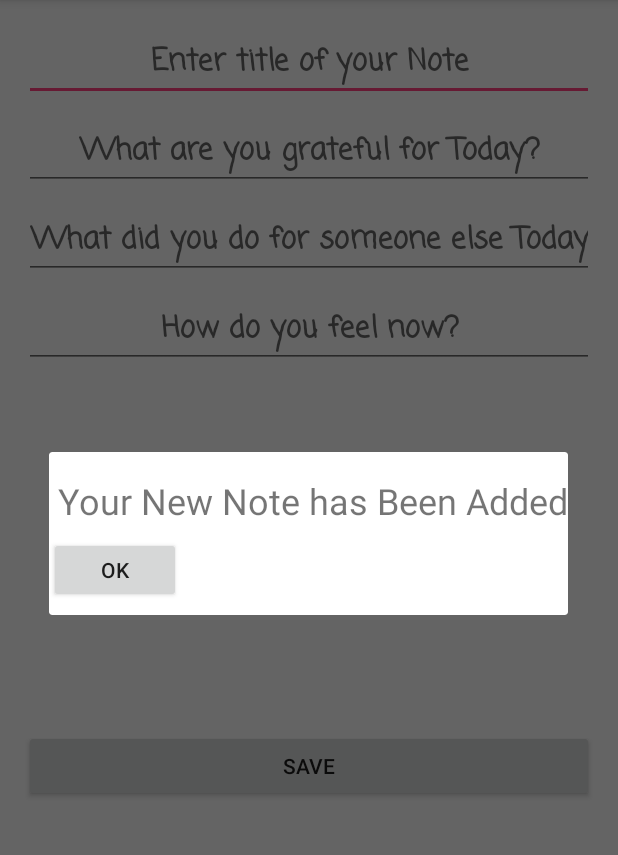
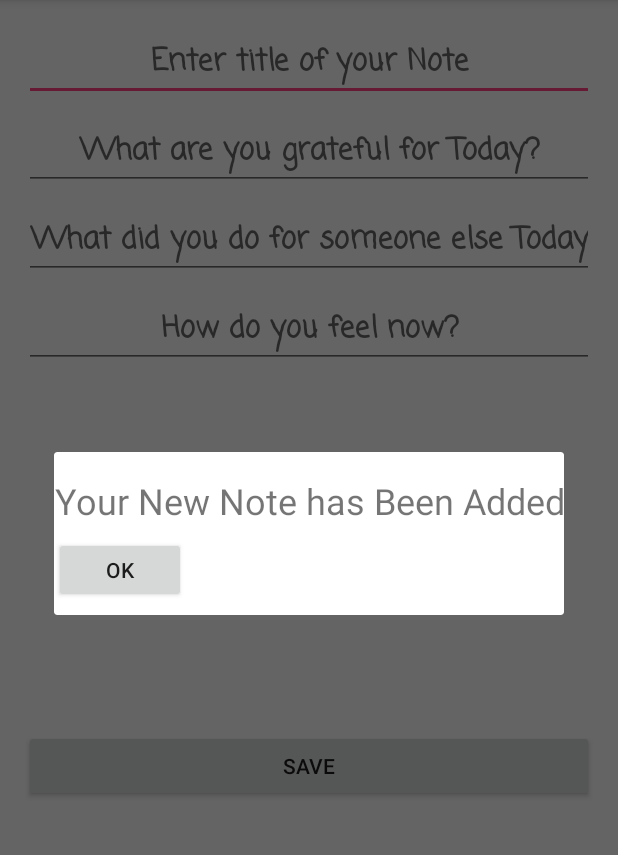
Before and after one commit to kimrichies/MyJournal, an Android app: the AddActivity screen opened directly, with no data from a screen before it, after a tap on "SAVE", on a phone screen of 412 x 824 dp, the part 84-939 px from its top. Run offline under Robolectric (Android 15) with nearby library versions, the phone set to English and light mode, and no system bars.

Commit message:
First Change

```diff
--- a/src/main/java/ug/co/must/kimrichies/diary/AddActivity.java
+++ b/src/main/java/ug/co/must/kimrichies/diary/AddActivity.java
@@ -69,7 +69,7 @@ public class AddActivity extends AppCompatActivity implements View.OnClickListen
         dialog.setTitle("You have Added a Note");
 
         TextView text = (TextView) dialog.findViewById(R.id.viewText);
-        text.setText(" Your New Note has Been Added");
+        text.setText(getString(R.string.added)); //(" Your New Note has Been Added");
 
         Button dialogButton = (Button) dialog.findViewById(R.id.OK);
         // if the ok button is clicked, close the custom dialog
--- a/src/main/res/values/strings.xml
+++ b/src/main/res/values/strings.xml
@@ -4,6 +4,7 @@
     <string name="add">Add Note</string>
     <string name="view">View Notes</string>
     <string name="notify">Notifications</string>
+    <string name="added">Your New Note has Been Added</string>
 
     <!--Adding notes strings -->
     <string name="note_title">  Enter title of your Note</string>
```
